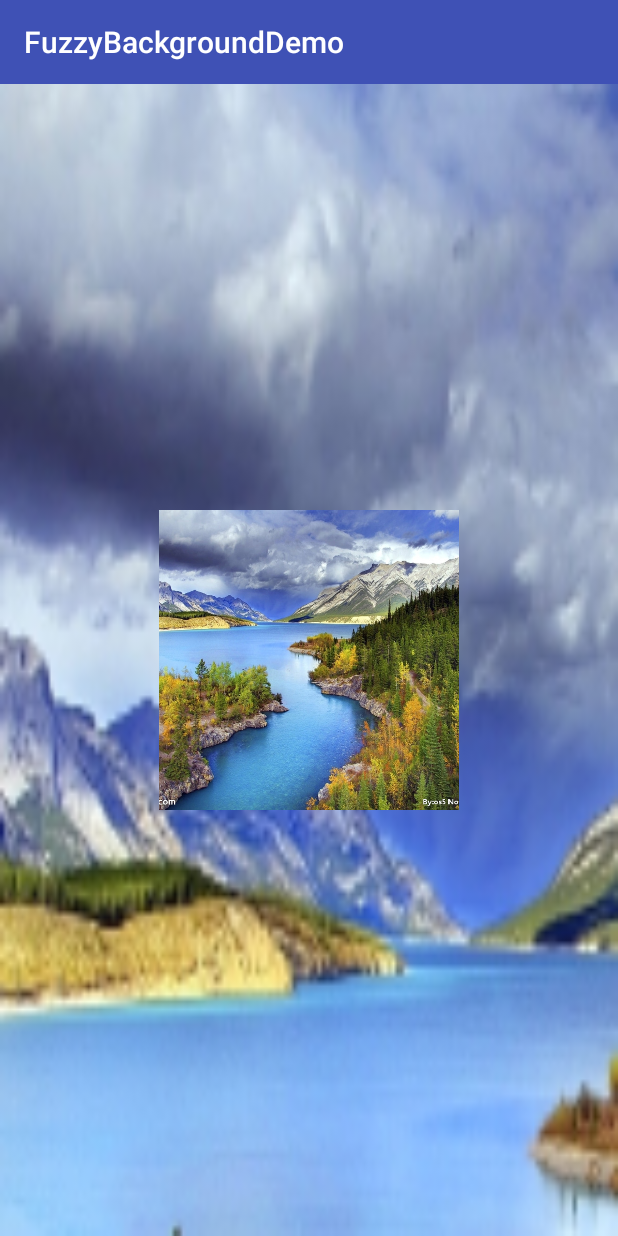
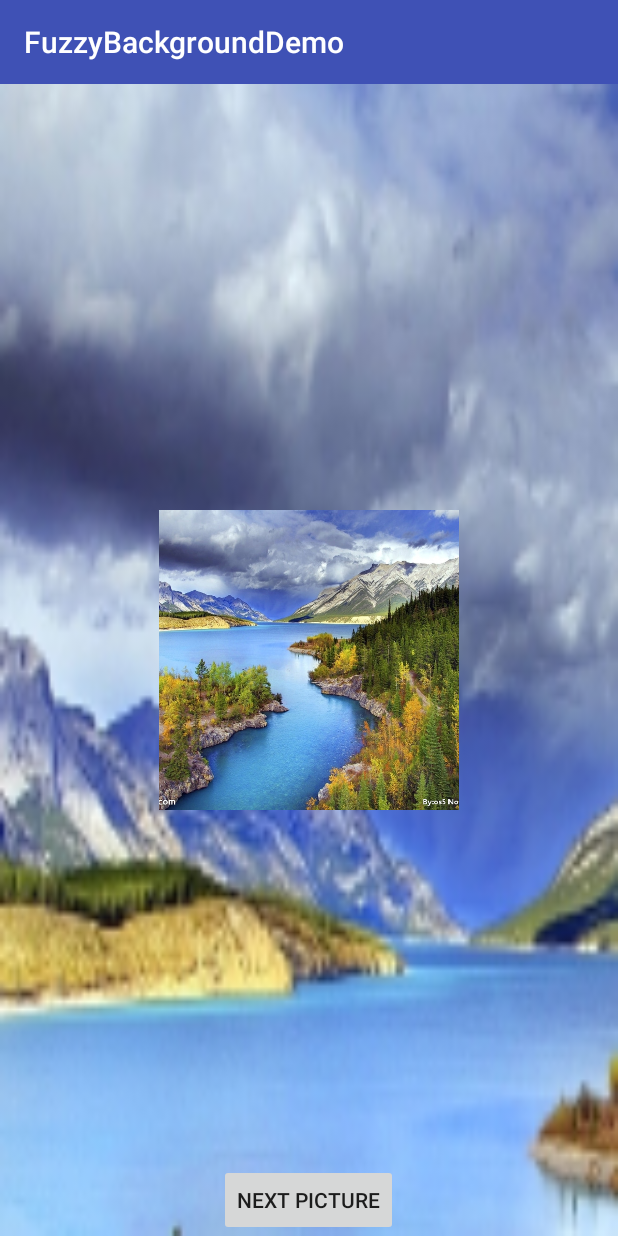
Before and after one commit to JesseeChen/BlurryView, an Android app: the screen it shows after launch (MainActivity), on a phone screen of 412 x 824 dp. Run offline under Robolectric (Android 15) with nearby library versions, the phone set to English and light mode, and no system bars; 8 statements that could not run were skipped.

Commit message:
图片变化

```diff
--- a/app/src/main/java/com/jesse/fuzzybackgrounddemo/BlurryView.java
+++ b/app/src/main/java/com/jesse/fuzzybackgrounddemo/BlurryView.java
@@ -9,8 +9,8 @@ import android.renderscript.RenderScript;
 import android.renderscript.ScriptIntrinsicBlur;
 import android.util.AttributeSet;
 import android.util.Log;
+import android.view.View;
 import android.view.ViewTreeObserver;
-import android.widget.ImageView;
 import android.widget.RelativeLayout;
 
 /**
@@ -18,7 +18,7 @@ import android.widget.RelativeLayout;
  */
 public class BlurryView extends RelativeLayout {
     private static final String TAG = BlurryView.class.getSimpleName();
-    private ImageView mImageView;
+    private View mBlurrySourceView;
     private Bitmap mBitmap;
 
     public BlurryView(Context context) {
@@ -29,22 +29,22 @@ public class BlurryView extends RelativeLayout {
         super(context, attrs);
     }
 
-    private ImageView getChildImageView() {
-        return (ImageView) findViewById(R.id.image_id);
+    private View findBlurrySourceView() {
+        return findViewById(R.id.image_id);
     }
 
     private void addViewObserver() {
-        mImageView.getViewTreeObserver().addOnPreDrawListener(new ViewTreeObserver.OnPreDrawListener() {
+        mBlurrySourceView.getViewTreeObserver().addOnGlobalLayoutListener(new ViewTreeObserver.OnGlobalLayoutListener() {
             @Override
-            public boolean onPreDraw() {
-                mImageView.getViewTreeObserver().removeOnPreDrawListener(this);
-                mImageView.setDrawingCacheEnabled(true);
-                mBitmap = mImageView.getDrawingCache();
+            public void onGlobalLayout() {
+                if (getVisibility() == VISIBLE) {
+                    mBlurrySourceView.setDrawingCacheEnabled(true);
+                    mBitmap = mBlurrySourceView.getDrawingCache();
 
-                Bitmap overlay = doBlurry(mBitmap, 10, 0.5f);
-                setBackground(new BitmapDrawable(getResources(), overlay));
-                mImageView.setDrawingCacheEnabled(false);
-                return true;
+                    Bitmap overlay = doBlurry(mBitmap, 10, 0.5f);
+                    setBackground(new BitmapDrawable(getResources(), overlay));
+                    mBlurrySourceView.setDrawingCacheEnabled(false);
+                }
             }
         });
     }
@@ -74,7 +74,7 @@ public class BlurryView extends RelativeLayout {
     @Override
     protected void onAttachedToWindow() {
         super.onAttachedToWindow();
-        mImageView = getChildImageView();
+        mBlurrySourceView = findBlurrySourceView();
         addViewObserver();
     }
 }
--- a/app/src/main/java/com/jesse/fuzzybackgrounddemo/MainActivity.java
+++ b/app/src/main/java/com/jesse/fuzzybackgrounddemo/MainActivity.java
@@ -1,16 +1,40 @@
 package com.jesse.fuzzybackgrounddemo;
 
+import android.content.res.TypedArray;
 import android.os.Bundle;
 import android.support.v7.app.AppCompatActivity;
+import android.util.Log;
+import android.view.View;
 import android.widget.ImageView;
 
 public class MainActivity extends AppCompatActivity {
+    private static final String TAG = MainActivity.class.getSimpleName();
+    private int[] imageIds;
+    private int index;
 
     @Override
     protected void onCreate(Bundle savedInstanceState) {
         super.onCreate(savedInstanceState);
         setContentView(R.layout.activity_main);
-//        ImageView imageView = (ImageView) findViewById(R.id.iv);
-//        imageView.setBackground(new BlurDrawable(getResources().getDrawable(R.drawable.landscape)));
+        initRes();
+    }
+
+    private void initRes() {
+        TypedArray typedArray = getResources().obtainTypedArray(R.array.images);
+        imageIds = new int[typedArray.length()];
+        for (int i = 0; i < typedArray.length(); i++) {
+            int resourceId = typedArray.getResourceId(i, 0);
+            imageIds[i] = resourceId;
+        }
+        typedArray.recycle();
+        for (int i : imageIds) {
+            Log.d(TAG, "initRes: i= " + i);
+        }
+    }
+
+    public void nextPic(View view) {
+        ImageView imageView = (ImageView) findViewById(R.id.image_id);
+        imageView.setImageResource(imageIds[index]);
+        index = (++index) % imageIds.length;
     }
 }
--- a/app/src/main/res/layout/activity_main.xml
+++ b/app/src/main/res/layout/activity_main.xml
@@ -13,11 +13,19 @@
         >
 
         <ImageView
-            android:scaleType="centerCrop"
-            android:src="@drawable/landscape"
             android:id="@id/image_id"
             android:layout_width="200dp"
             android:layout_height="200dp"
-            android:layout_centerInParent="true"/>
+            android:layout_centerInParent="true"
+            android:scaleType="centerCrop"
+            android:src="@drawable/landscape"/>
+
+        <Button
+            android:layout_width="wrap_content"
+            android:layout_height="wrap_content"
+            android:layout_alignParentBottom="true"
+            android:layout_centerInParent="true"
+            android:onClick="nextPic"
+            android:text="next picture"/>
     </com.jesse.fuzzybackgrounddemo.BlurryView>
 </RelativeLayout>
--- /dev/null
+++ b/app/src/main/res/values/images.xml
@@ -0,0 +1,9 @@
+<?xml version="1.0" encoding="utf-8"?>
+<resources>
+    <string-array name="images">
+        <item>@drawable/landscape</item>
+        <item>@drawable/landscape2</item>
+        <item>@drawable/landscape3</item>
+        <item>@drawable/landscape4</item>
+    </string-array>
+</resources>
```
Also changed, not shown: app/src/main/res/drawable/landscape2.jpg (added), app/src/main/res/drawable/landscape3.jpg (added), app/src/main/res/drawable/landscape4.jpg (added).
